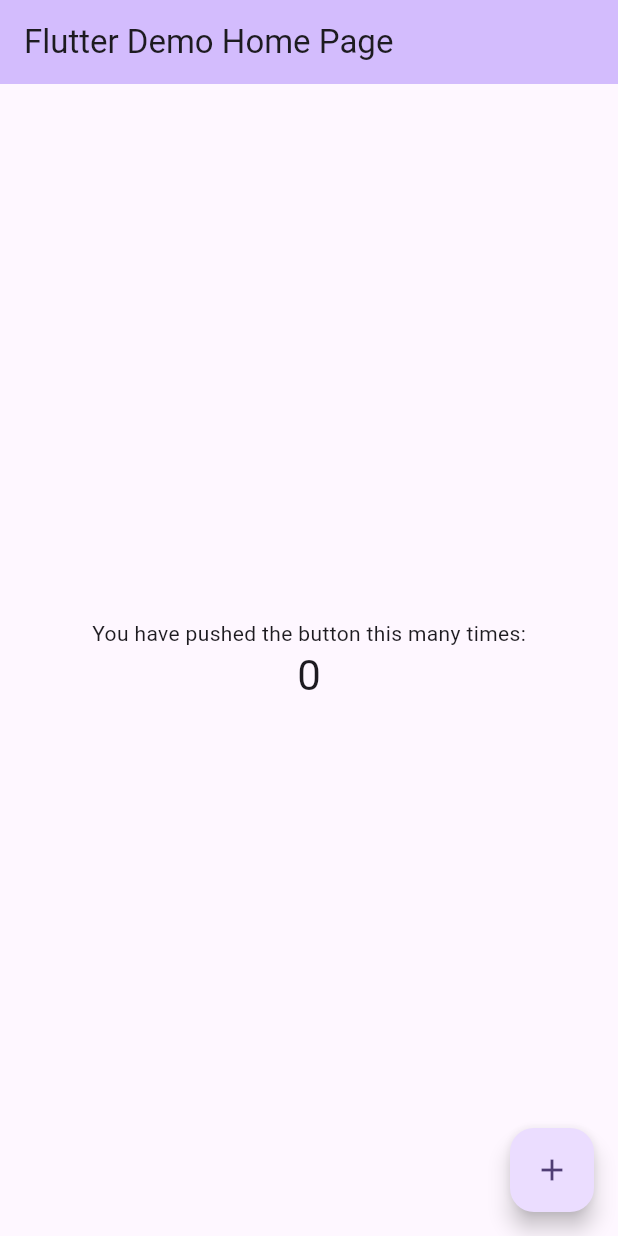
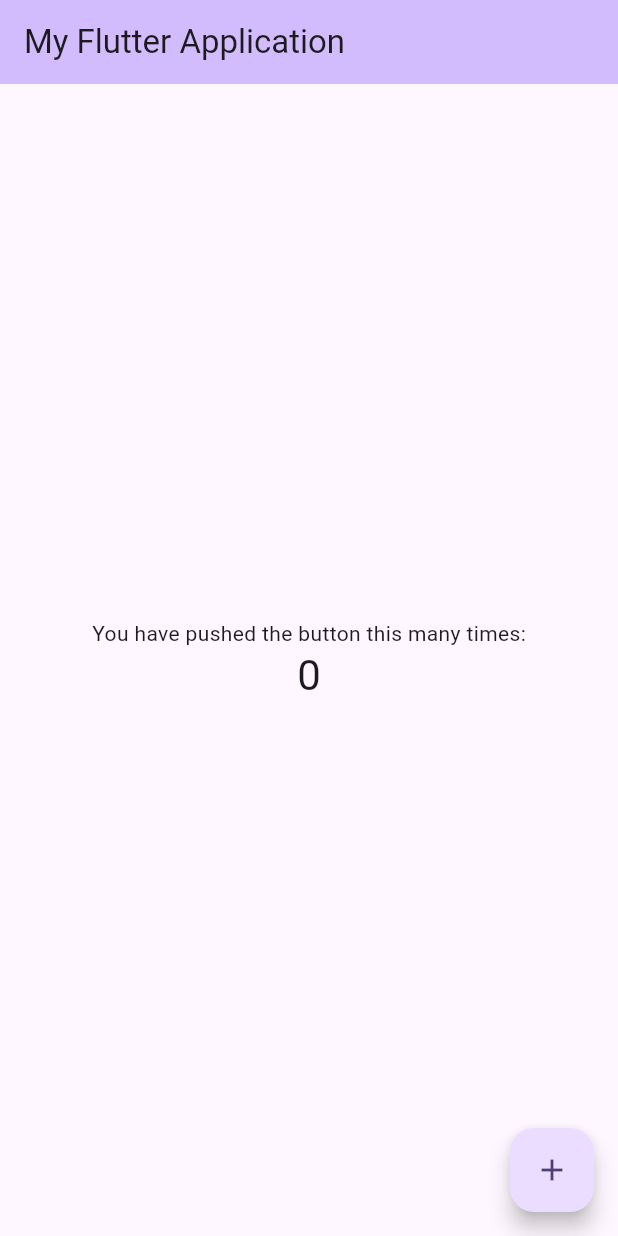
Before and after one commit to arisvaldez/hello_world_app, a Flutter app: the screen it shows after launch, on a phone screen of 412 x 824 dp. Run offline on Flutter 3.47's test engine with Material 2 defaults, Android fonts, the phone set to English and light mode, and no system bars.

Commit message:
Update main.dart

```diff
--- a/lib/main.dart
+++ b/lib/main.dart
@@ -31,7 +31,7 @@ class MyApp extends StatelessWidget {
         colorScheme: ColorScheme.fromSeed(seedColor: Colors.deepPurple),
         useMaterial3: true,
       ),
-      home: const MyHomePage(title: 'Flutter Demo Home Page'),
+      home: const MyHomePage(title: 'My Flutter Application'),
     );
   }
 }
```
